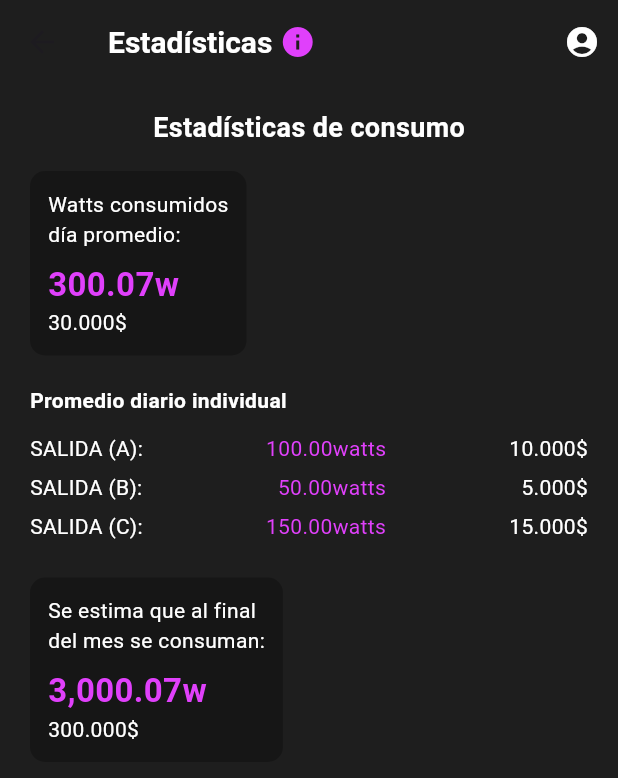
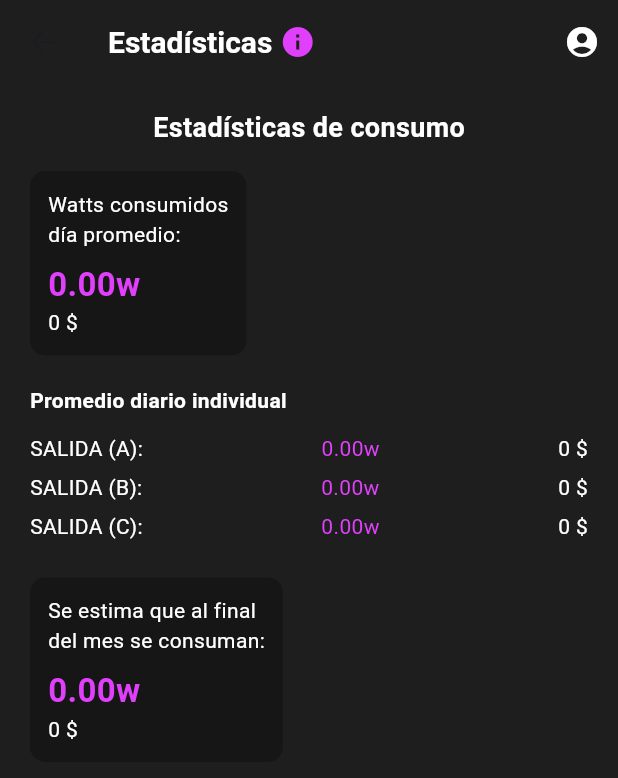
Before and after one commit to Yeison242002/reach, a Flutter app: the InfoScreen screen opened directly, on a phone screen of 412 x 824 dp. Shown: the top 778 px of the screen. Run offline on Flutter 3.47's test engine with Material 3 defaults, Android fonts, the phone set to English and light mode, and no system bars; our stand-ins replace cloud_firestore, firebase_auth, firebase_core, firebase_database, fl_chart, syncfusion_flutter_gauges; missing offline and left inert: mqtt_client; accounts and stored records are empty.

Commit message:
consumo/costo

```diff
--- a/lib/presentation/screens/info/info_screen.dart
+++ b/lib/presentation/screens/info/info_screen.dart
@@ -1,7 +1,107 @@
+import 'package:cloud_firestore/cloud_firestore.dart';
 import 'package:flutter/material.dart';
+import 'package:intl/intl.dart';
 
-class InfoScreen extends StatelessWidget {
+class InfoScreen extends StatefulWidget {
   const InfoScreen({super.key});
+
+  @override
+  State<InfoScreen> createState() => _InfoScreenState();
+}
+
+class _InfoScreenState extends State<InfoScreen> {
+  double totalWattsDia = 0;
+  double costoDia = 0;
+  double wattsA = 0;
+  double wattsB = 0;
+  double wattsC = 0;
+  double costoA = 0;
+  double costoB = 0;
+  double costoC = 0;
+  double estimadoMesWatts = 0;
+  double estimadoMesCOP = 0;
+
+  final double costoKWh = 1228;
+
+  @override
+  void initState() {
+    super.initState();
+    calcularEstadisticas();
+  }
+
+  Future<void> calcularEstadisticas() async {
+    final FirebaseFirestore firestore = FirebaseFirestore.instance;
+    final now = DateTime.now();
+    final String fechaActual = DateFormat('yyyy-MM-dd').format(now);
+    final String mesActual = DateFormat('yyyy-MM').format(now);
+
+    final snap =
+        await firestore
+            .collection('consumo_diario')
+            .doc(fechaActual)
+            .collection('HistorialConsumo')
+            .get();
+    if (snap.docs.isEmpty) return;
+
+    double totalDia = 0;
+    double sumA = 0;
+    double sumB = 0;
+    double sumC = 0;
+    int count = 0;
+
+    for (var doc in snap.docs) {
+      final data = doc.data();
+      totalDia += (data['total_watts'] ?? 0).toDouble();
+      sumA += (data['watts_a'] ?? 0).toDouble();
+      sumB += (data['watts_b'] ?? 0).toDouble();
+      sumC += (data['watts_c'] ?? 0).toDouble();
+      count++;
+    }
+
+    final promedioDia = totalDia / count;
+    final promedioA = sumA / count;
+    final promedioB = sumB / count;
+    final promedioC = sumC / count;
+
+    final costoDiaTotal = (promedioDia / 1000) * costoKWh;
+    final costoSalidaA = (promedioA / 1000) * costoKWh;
+    final costoSalidaB = (promedioB / 1000) * costoKWh;
+    final costoSalidaC = (promedioC / 1000) * costoKWh;
+
+    // Promedio mensual
+    final snapMes = await firestore.collection('consumo_diario').get();
+    double sumaMes = 0;
+    int diasConDatos = 0;
+
+    for (var doc in snapMes.docs) {
+      if (doc.id.startsWith(mesActual)) {
+        final sub = await doc.reference.collection('HistorialConsumo').get();
+        for (var h in sub.docs) {
+          sumaMes += (h.data()['total_watts'] ?? 0).toDouble();
+          diasConDatos++;
+        }
+      }
+    }
+
+    final diasDelMes = DateTime(now.year, now.month + 1, 0).day;
+    final promedioDiaMes = diasConDatos > 0 ? (sumaMes / diasConDatos) : 0;
+    final diasFaltantes = diasDelMes - now.day;
+    final estimadoFinal = promedioDiaMes * diasFaltantes;
+    final estimadoFinalCOP = (estimadoFinal / 1000) * costoKWh;
+
+    setState(() {
+      totalWattsDia = promedioDia;
+      costoDia = costoDiaTotal;
+      wattsA = promedioA;
+      wattsB = promedioB;
+      wattsC = promedioC;
+      costoA = costoSalidaA;
+      costoB = costoSalidaB;
+      costoC = costoSalidaC;
+      estimadoMesWatts = estimadoFinal.toDouble();
+      estimadoMesCOP = estimadoFinalCOP.toDouble();
+    });
+  }
 
   @override
   Widget build(BuildContext context) {
@@ -14,9 +114,10 @@ class InfoScreen extends StatelessWidget {
             Text(
               'Estadísticas ',
               style: TextStyle(
-                  fontWeight: FontWeight.bold,
-                  color: Colors.white,
-                  fontSize: 20),
+                fontWeight: FontWeight.bold,
+                color: Colors.white,
+                fontSize: 20,
+              ),
             ),
             Icon(Icons.info, color: Colors.purpleAccent),
           ],
@@ -27,7 +128,7 @@ class InfoScreen extends StatelessWidget {
             onPressed: () {
               Navigator.pushNamed(context, '/profile');
             },
-          )
+          ),
         ],
       ),
       body: Padding(
@@ -52,25 +153,25 @@ class InfoScreen extends StatelessWidget {
                 borderRadius: BorderRadius.circular(10),
               ),
               padding: const EdgeInsets.all(12),
-              child: const Column(
+              child: Column(
                 crossAxisAlignment: CrossAxisAlignment.start,
                 children: [
-                  Text(
+                  const Text(
                     'Watts consumidos\ndía promedio:',
                     style: TextStyle(color: Colors.white),
                   ),
-                  SizedBox(height: 8),
+                  const SizedBox(height: 8),
                   Text(
-                    '300.07w',
-                    style: TextStyle(
+                    '${totalWattsDia.toStringAsFixed(2)}w',
+                    style: const TextStyle(
                       fontSize: 22,
                       color: Colors.purpleAccent,
                       fontWeight: FontWeight.bold,
                     ),
                   ),
                   Text(
-                    '30.000\$',
-                    style: TextStyle(color: Colors.white),
+                    '${costoDia.toStringAsFixed(0)} \$',
+                    style: const TextStyle(color: Colors.white),
                   ),
                 ],
               ),
@@ -78,39 +179,63 @@ class InfoScreen extends StatelessWidget {
             const SizedBox(height: 20),
             const Text(
               'Promedio diario individual',
-              style: TextStyle(color: Colors.white, fontWeight: FontWeight.bold),
+              style: TextStyle(
+                color: Colors.white,
+                fontWeight: FontWeight.bold,
+              ),
             ),
             const SizedBox(height: 12),
             Row(
               mainAxisAlignment: MainAxisAlignment.spaceBetween,
-              children: const [
-                Text('SALIDA (A):', style: TextStyle(color: Colors.white)),
-                Text('100.00watts',
-                    style: TextStyle(color: Colors.purpleAccent)),
-                Text('10.000\$',
-                    style: TextStyle(color: Colors.white)),
+              children: [
+                const Text(
+                  'SALIDA (A):',
+                  style: TextStyle(color: Colors.white),
+                ),
+                Text(
+                  '${wattsA.toStringAsFixed(2)}w',
+                  style: const TextStyle(color: Colors.purpleAccent),
+                ),
+                Text(
+                  '${costoA.toStringAsFixed(0)} \$',
+                  style: const TextStyle(color: Colors.white),
+                ),
               ],
             ),
             const SizedBox(height: 6),
             Row(
               mainAxisAlignment: MainAxisAlignment.spaceBetween,
-              children: const [
-                Text('SALIDA (B):', style: TextStyle(color: Colors.white)),
-                Text('50.00watts',
-                    style: TextStyle(color: Colors.purpleAccent)),
-                Text('5.000\$',
-                    style: TextStyle(color: Colors.white)),
+              children: [
+                const Text(
+                  'SALIDA (B):',
+                  style: TextStyle(color: Colors.white),
+                ),
+                Text(
+                  '${wattsB.toStringAsFixed(2)}w',
+                  style: const TextStyle(color: Colors.purpleAccent),
+                ),
+                Text(
+                  '${costoB.toStringAsFixed(0)} \$',
+                  style: const TextStyle(color: Colors.white),
+                ),
               ],
             ),
             const SizedBox(height: 6),
             Row(
               mainAxisAlignment: MainAxisAlignment.spaceBetween,
-              children: const [
-                Text('SALIDA (C):', style: TextStyle(color: Colors.white)),
-                Text('150.00watts',
-                    style: TextStyle(color: Colors.purpleAccent)),
-                Text('15.000\$',
-                    style: TextStyle(color: Colors.white)),
+              children: [
+                const Text(
+                  'SALIDA (C):',
+                  style: TextStyle(color: Colors.white),
+                ),
+                Text(
+                  '${wattsC.toStringAsFixed(2)}w',
+                  style: const TextStyle(color: Colors.purpleAccent),
+                ),
+                Text(
+                  '${costoC.toStringAsFixed(0)} \$',
+                  style: const TextStyle(color: Colors.white),
+                ),
               ],
             ),
             const SizedBox(height: 24),
@@ -120,25 +245,25 @@ class InfoScreen extends StatelessWidget {
                 borderRadius: BorderRadius.circular(10),
               ),
               padding: const EdgeInsets.all(12),
-              child: const Column(
+              child: Column(
                 crossAxisAlignment: CrossAxisAlignment.start,
                 children: [
-                  Text(
+                  const Text(
                     'Se estima que al final\ndel mes se consuman:',
                     style: TextStyle(color: Colors.white),
                   ),
-                  SizedBox(height: 8),
+                  const SizedBox(height: 8),
                   Text(
-                    '3,000.07w',
-                    style: TextStyle(
+                    '${estimadoMesWatts.toStringAsFixed(2)}w',
+                    style: const TextStyle(
                       fontSize: 22,
                       color: Colors.purpleAccent,
                       fontWeight: FontWeight.bold,
                     ),
                   ),
                   Text(
-                    '300.000\$',
-                    style: TextStyle(color: Colors.white),
+                    '${estimadoMesCOP.toStringAsFixed(0)} \$',
+                    style: const TextStyle(color: Colors.white),
                   ),
                 ],
               ),
```
